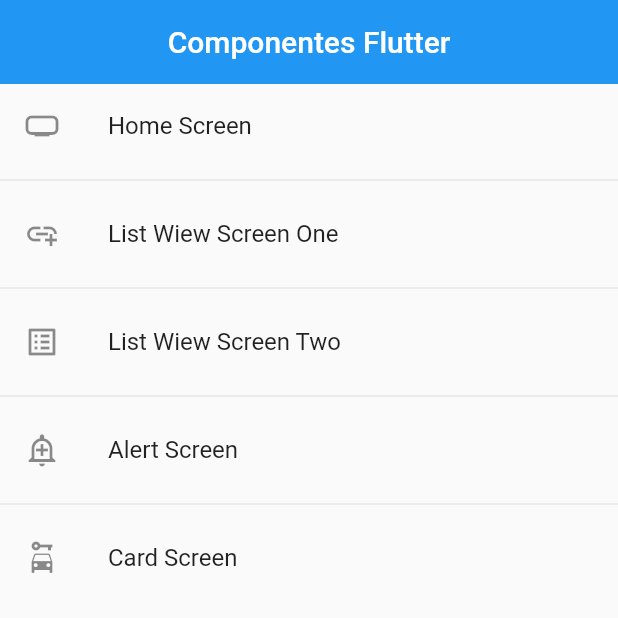
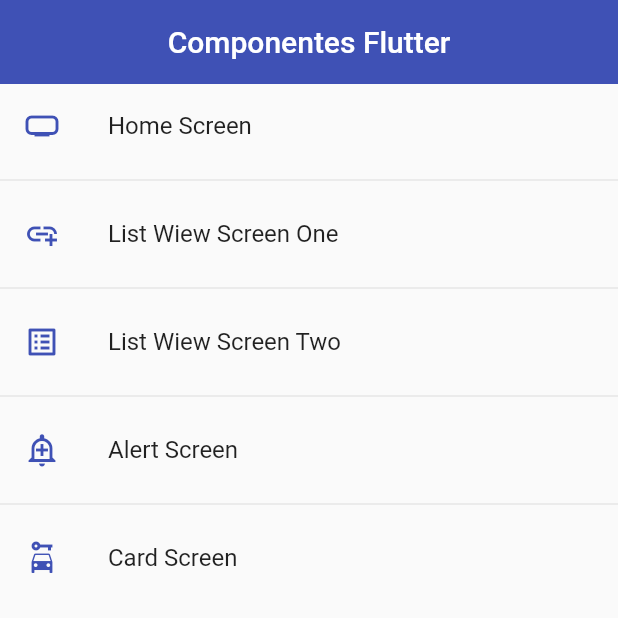
Before and after one commit to francmarin98/flutter_components_app, a Flutter app: the screen it shows after launch, on a phone screen of 412 x 824 dp, the top half of it. Run offline on Flutter 3.47's test engine with Material 2 defaults, Android fonts, the phone set to English and light mode, and no system bars.

Commit message:
Learning the basics of creating global themes in Flutter apps

```diff
--- a/lib/main.dart
+++ b/lib/main.dart
@@ -1,4 +1,6 @@
 import 'package:flutter/material.dart';
+
+import 'package:components_app/themes/app_theme.dart';
 import 'package:components_app/router/app_router.dart';
 
 void main() => runApp(const MyApp());
@@ -14,6 +16,7 @@ class MyApp extends StatelessWidget {
       initialRoute: AppRouter.initialRoute,
       routes: AppRouter.getAppRoutes(),
       onGenerateRoute: AppRouter.onGenerateRoute,
+      theme: AppTheme.lightTheme,
     );
   }
 }
--- a/lib/screens/home_screen.dart
+++ b/lib/screens/home_screen.dart
@@ -1,5 +1,7 @@
+import 'package:flutter/material.dart';
+
 import 'package:components_app/router/app_router.dart';
-import 'package:flutter/material.dart';
+import 'package:components_app/themes/app_theme.dart';
 
 class HomeScreen extends StatelessWidget {
   const HomeScreen({Key? key}) : super(key: key);
@@ -11,8 +13,6 @@ class HomeScreen extends StatelessWidget {
     return Scaffold(
       appBar: AppBar(
         title: const Text("Componentes Flutter"),
-        elevation: 0,
-        centerTitle: true,
       ),
       body: ListView.separated(
         itemCount: menuOptions.length,
@@ -21,7 +21,10 @@ class HomeScreen extends StatelessWidget {
         },
         itemBuilder: (BuildContext context, int index) {
           return ListTile(
-            leading: Icon(menuOptions[index].icon),
+            leading: Icon(
+              menuOptions[index].icon,
+              color: AppTheme.colorPrimary,
+            ),
             title: Text(menuOptions[index].label),
             onTap: () {
               // final route = MaterialPageRoute(builder: (context) {
--- a/lib/screens/listview_screen_one.dart
+++ b/lib/screens/listview_screen_one.dart
@@ -10,8 +10,6 @@ class ListViewScreenOne extends StatelessWidget {
     return Scaffold(
       appBar: AppBar(
         title: const Text("ListViewScreenOne"),
-        elevation: 0,
-        backgroundColor: Colors.indigo,
       ),
       body: ListView(
         children: [
--- a/lib/screens/listview_screen_two.dart
+++ b/lib/screens/listview_screen_two.dart
@@ -22,8 +22,6 @@ class ListViewScreenTwo extends StatelessWidget {
     return Scaffold(
       appBar: AppBar(
         title: const Text("ListViewScreenTwo"),
-        elevation: 0,
-        backgroundColor: Colors.indigo,
       ),
       body: ListView.separated(
         itemCount: options.length,
--- /dev/null
+++ b/lib/themes/app_theme.dart
@@ -0,0 +1,13 @@
+import 'package:flutter/material.dart'
+    show AppBarTheme, Colors, Color, ThemeData;
+
+class AppTheme {
+  static const Color colorPrimary = Colors.indigo;
+  static final ThemeData lightTheme = ThemeData.light().copyWith(
+      primaryColor: colorPrimary,
+      appBarTheme: const AppBarTheme(
+        color: colorPrimary,
+        elevation: 0,
+        centerTitle: true,
+      ));
+}
```
